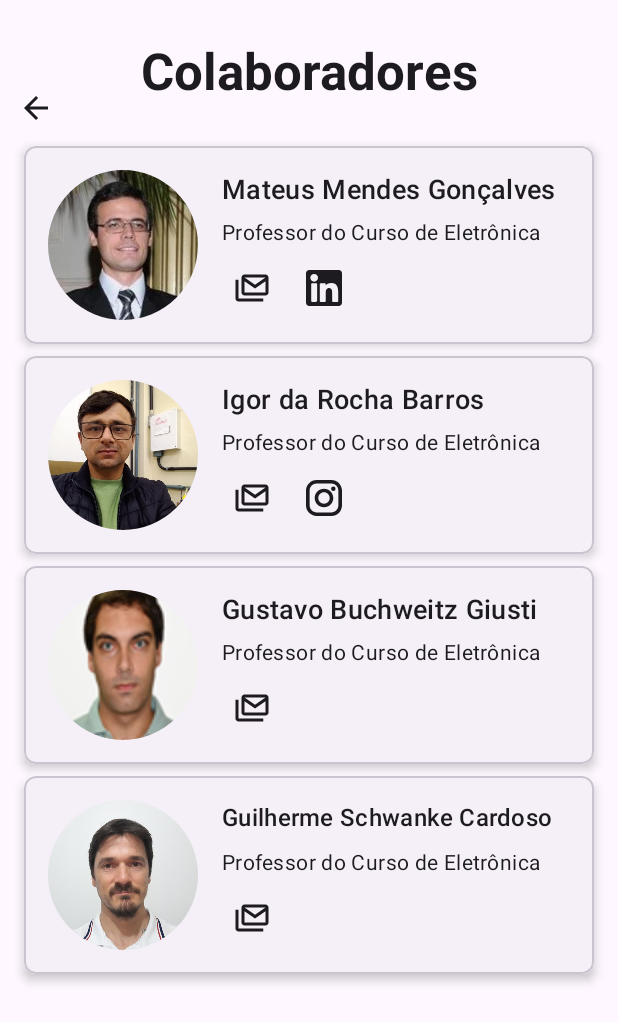
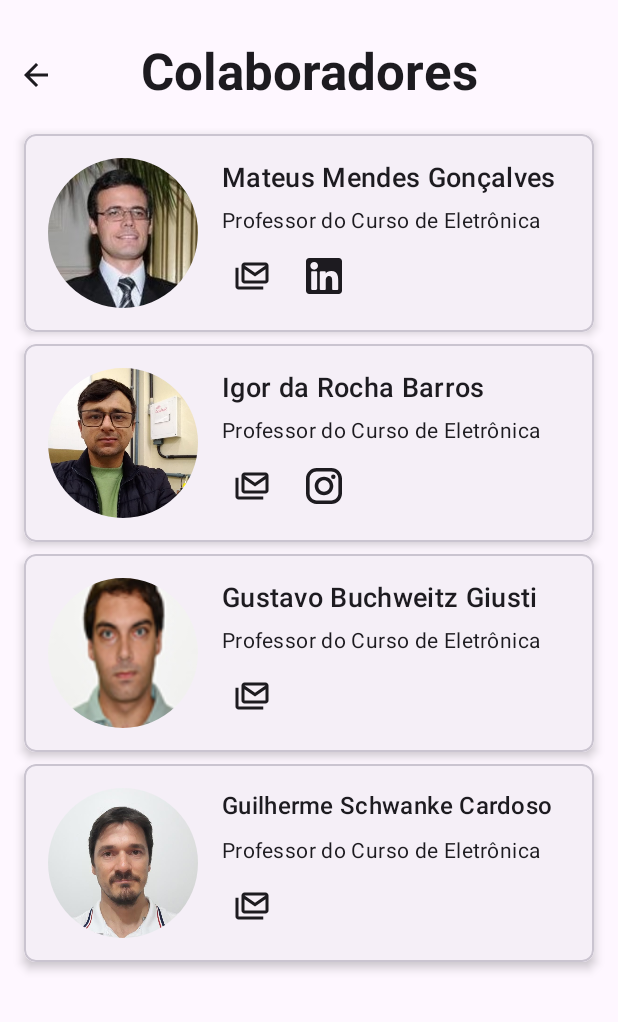
Before and after one commit to eduardodecker2006/app-tro-kotlin, an Android app: the ColaboradoresActivity screen opened directly, with no data from a screen before it, on a phone screen of 412 x 824 dp. Shown: the top 1022 px of the screen. Run offline under Robolectric (Android 15) with nearby library versions, the phone set to English and light mode, and no system bars; our stand-ins replace CircleImageView; pictures from the network do not load; Roboto replaces fonts that are not available here.

Commit message:
style: diversos layouts
ajustes finos em diversos layouts.

```diff
--- a/app/src/main/res/layout/activity_colaboradores.xml
+++ b/app/src/main/res/layout/activity_colaboradores.xml
@@ -5,22 +5,24 @@
     android:layout_width="match_parent"
     android:layout_height="match_parent"
     android:background="?android:attr/colorBackground"
-    tools:context=".ColaboradoresActivity"> <ImageButton
-    android:id="@+id/btn_voltar_colaboradores"
-    android:layout_width="48dp"
-    android:layout_height="48dp"
-    android:layout_marginTop="48dp"
+    tools:context=".ColaboradoresActivity">
 
-    android:background="?attr/selectableItemBackgroundBorderless"
-    android:src="@drawable/ic_arrow_back"
+    <ImageButton
+        android:id="@+id/btn_voltar_colaboradores"
+        android:layout_width="48dp"
+        android:layout_height="48dp"
+        android:layout_marginTop="26dp"
 
-    app:layout_constraintStart_toStartOf="parent"
-    app:layout_constraintTop_toTopOf="parent"
+        android:background="?attr/selectableItemBackgroundBorderless"
+        android:clickable="true"
 
-    app:tint="?android:attr/textColorPrimary"
+        android:focusable="true"
+        android:src="@drawable/ic_arrow_back"
 
-    android:clickable="true"
-    android:focusable="true" />
+        app:layout_constraintStart_toStartOf="parent"
+
+        app:layout_constraintTop_toTopOf="parent"
+        app:tint="?android:attr/textColorPrimary" />
 
     <TextView
         android:id="@+id/tv_colaboradores_titulo"
@@ -44,7 +46,7 @@
         android:layout_marginEnd="8dp"
         android:layout_marginBottom="8dp"
         android:clipToPadding="false"
-        android:paddingTop="8dp"
+        android:paddingTop="0dp"
         android:paddingBottom="16dp"
         app:layout_constraintBottom_toBottomOf="parent"
         app:layout_constraintEnd_toEndOf="parent"
```
Also changed, not shown: app/src/main/res/layout/activity_formulas.xml (+14 -15 lines), app/src/main/res/layout/tab_subjects.xml (+5 -3 lines).
